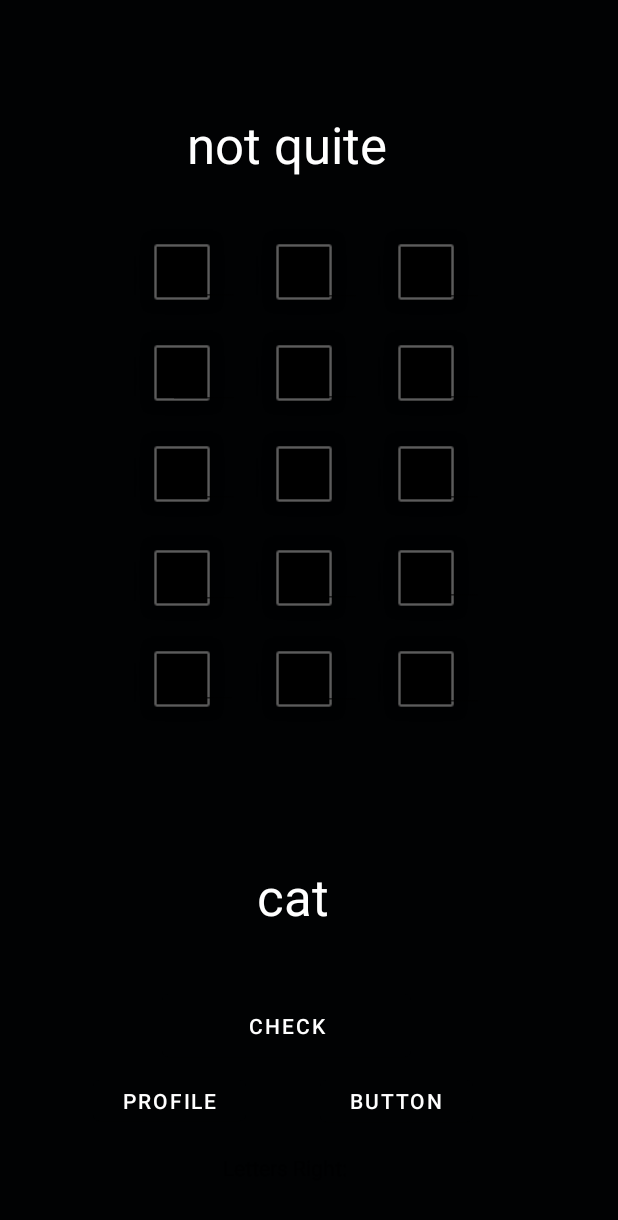
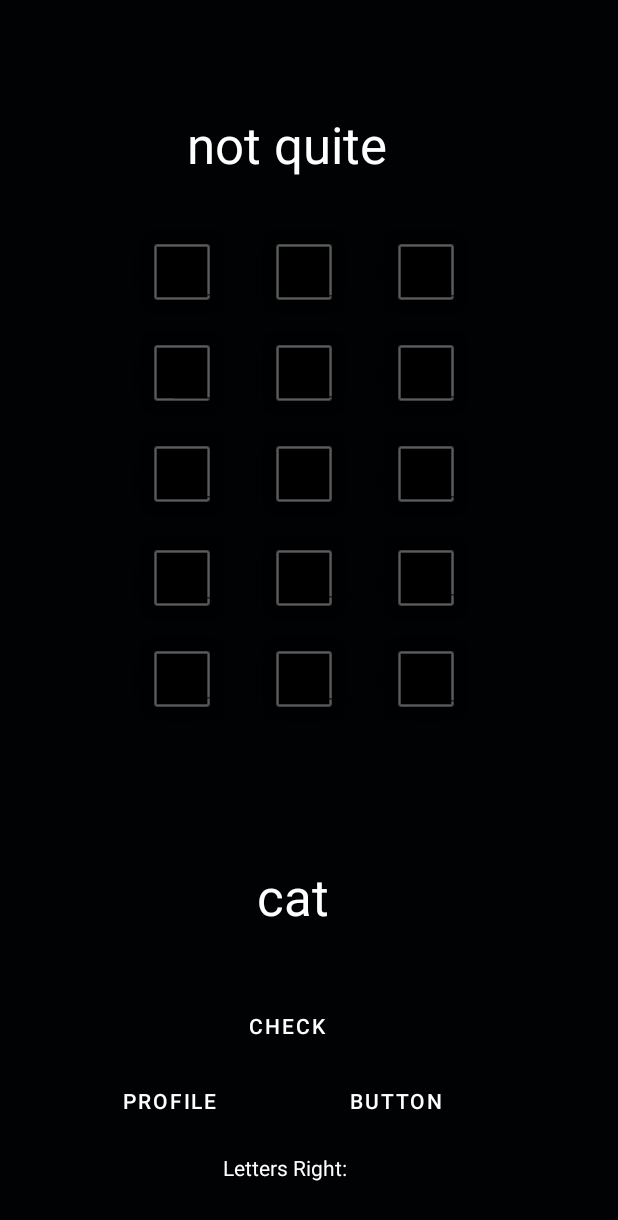
Before and after one commit to CSUF-CPSC411A-2022S/project-the-brogrammers, an Android app: the screen it shows after launch (MainActivity), after a tap on "CHECK", on a phone screen of 412 x 824 dp. Shown: the top 1220 px of the screen. Run offline under Robolectric (Android 15) with nearby library versions, the phone set to English and light mode, and no system bars; our stand-ins replace Room's generated code, data binding, navigation-ui; 1 statement that could not run was skipped.

Commit message:
letters correct works for array only

```diff
--- a/app/src/main/java/com/example/shwordle/GameboardFragment.kt
+++ b/app/src/main/java/com/example/shwordle/GameboardFragment.kt
@@ -103,7 +103,16 @@ class GameboardFragment : Fragment() {
                     binding.announcer.setText("not quite ")
                     val wordArray = Array(wordGuessed.length) {wordGuessed[it].toString() }
                     val word = Array(word.length) {word[it].toString() }
-                    val t = word.size
+                    var t = word.size
+                    var wordsRight = ""
+                    var p = 0
+                    while(p < t) {
+                        if(word[p] == wordArray[p]){
+                            wordsRight + wordArray[p]
+                            binding.LettersRight.setText(wordArray[p])
+                        }
+                        ++p
+                    }
                     // TODO for length of array, compare arrays to check for dupes
                 }
                 // TODO uses a contains method to check if letters are correct; doesn't work
@@ -124,13 +133,6 @@ class GameboardFragment : Fragment() {
 }
 fun CheckifCorrect(result : Int) {
     if (result == 0) {
-        /*
-        val toast =
-            Toast.makeText(this, "words are equal", Toast.LENGTH_SHORT)
-        toast.show()
-        //binding.announcer.setText("Failed")
         // TODO letterOne.filters = arrayOf(InputFilter.LengthFilter(10)) setting all previous grid to unmutable
-        *
-         */
     }
 }
--- a/app/src/main/res/layout/gameboard.xml
+++ b/app/src/main/res/layout/gameboard.xml
@@ -82,6 +82,7 @@
             android:layout_width="wrap_content"
             android:layout_height="wrap_content"
             android:text="Letters Right:"
+            android:textColor="#FFFFFF"
             app:layout_constraintBottom_toBottomOf="parent"
             app:layout_constraintEnd_toEndOf="parent"
             app:layout_constraintHorizontal_bias="0.451"
```
